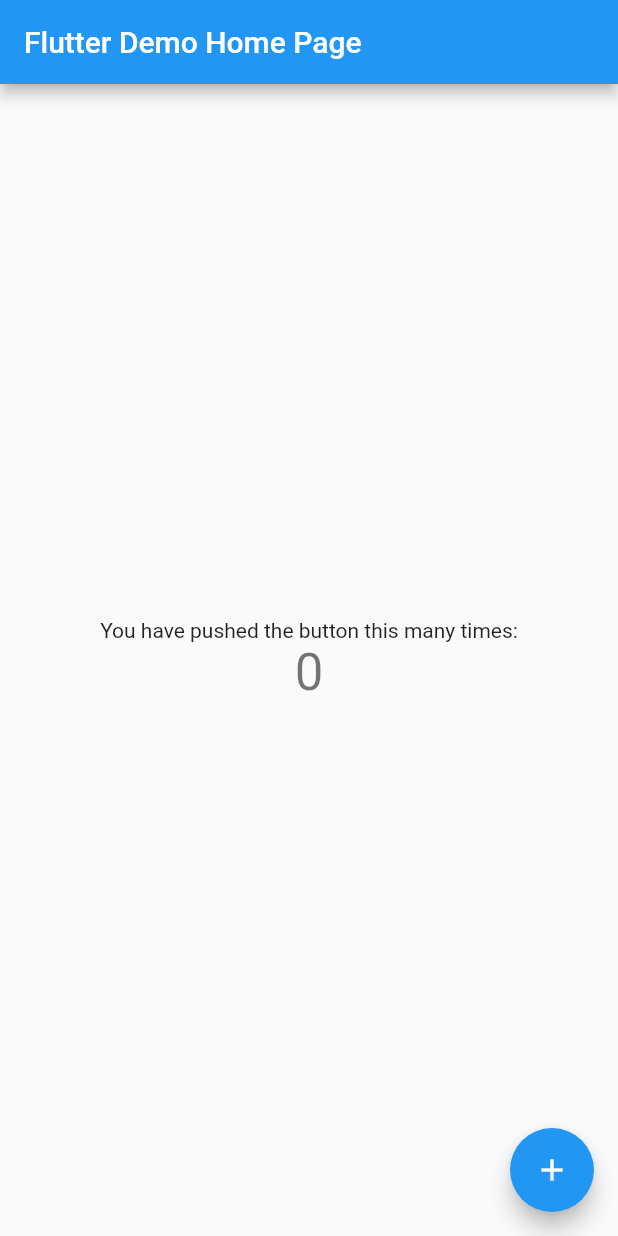
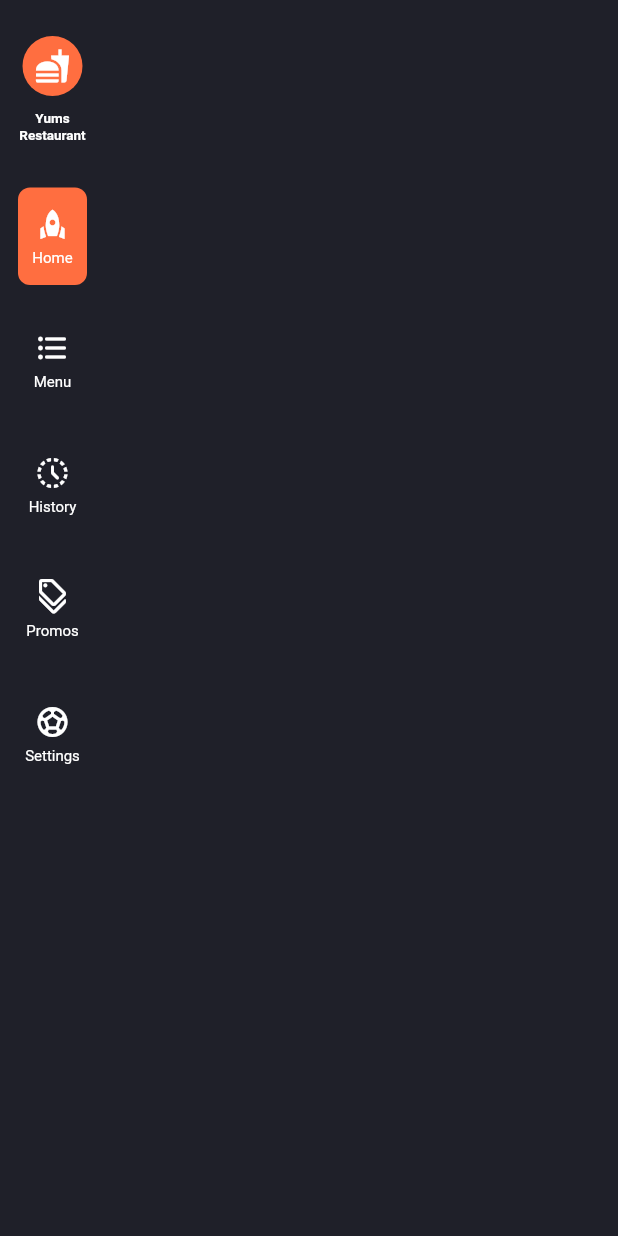
Before and after one commit to M-Farjad/POS-DBMS, a Flutter app: the screen it shows after launch, on a phone screen of 412 x 824 dp. Run offline on Flutter 3.47's test engine with Material 2 defaults, Android fonts, the phone set to English and light mode, and no system bars.

Commit message:
side menu

```diff
--- a/lib/main.dart
+++ b/lib/main.dart
@@ -7,109 +7,139 @@
 class MyApp extends StatelessWidget {
   const MyApp({super.key});
 
-  // This widget is the root of your application.
   @override
   Widget build(BuildContext context) {
     return MaterialApp(
-      title: 'Flutter Demo',
-      theme: ThemeData(
-        // This is the theme of your application.
-        //
-        // Try running your application with "flutter run". You'll see the
-        // application has a blue toolbar. Then, without quitting the app, try
-        // changing the primarySwatch below to Colors.green and then invoke
-        // "hot reload" (press "r" in the console where you ran "flutter run",
-        // or simply save your changes to "hot reload" in a Flutter IDE).
-        // Notice that the counter didn't reset back to zero; the application
-        // is not restarted.
-        primarySwatch: Colors.blue,
+        debugShowCheckedModeBanner: false,
+        title: 'Yums',
+        theme: ThemeData(
+          primarySwatch: Colors.blue,
+        ),
+        home: const MainPage());
+  }
+}
+
+class MainPage extends StatefulWidget {
+  const MainPage({super.key});
+
+  @override
+  State<MainPage> createState() => _MainPageState();
+}
+
+class _MainPageState extends State<MainPage> {
+  String pageActive = 'Home';
+  @override
+  Widget build(BuildContext context) {
+    return Scaffold(
+      backgroundColor: const Color(0xff1f2029),
+      body: Row(
+        children: [
+          Container(
+            width: 70,
+            padding: const EdgeInsets.only(
+              top: 24,
+              right: 12,
+              left: 12,
+            ),
+            height: MediaQuery.of(context).size.height,
+            child: _sideMenu(),
+          )
+        ],
       ),
-      home: const MyHomePage(title: 'Flutter Demo Home Page'),
+    );
+  }
+
+  Widget _sideMenu() {
+    return Column(
+      children: [
+        _logo(),
+        const SizedBox(
+          height: 20,
+        ),
+        Expanded(
+          child: ListView(
+            children: [
+              _iconMenu(icon: Icons.rocket_sharp, menu: 'Home'),
+              _iconMenu(icon: Icons.format_list_bulleted_rounded, menu: 'Menu'),
+              _iconMenu(
+                  icon: Icons.history_toggle_off_rounded, menu: 'History'),
+              _iconMenu(icon: Icons.discount_outlined, menu: 'Promos'),
+              _iconMenu(icon: Icons.sports_soccer_outlined, menu: 'Settings'),
+            ],
+          ),
+        )
+      ],
+    );
+  }
+
+  Widget _logo() {
+    return Column(
+      children: [
+        Container(
+          decoration: BoxDecoration(
+              color: Colors.deepOrangeAccent,
+              borderRadius: BorderRadius.circular(20)),
+          padding: const EdgeInsets.all(8),
+          child: const Icon(
+            Icons.fastfood,
+            color: Colors.white,
+            size: 24,
+          ),
+        ),
+        const SizedBox(
+          height: 10,
+        ),
+        const Text(
+          'Yums Restaurant',
+          textAlign: TextAlign.center,
+          style: TextStyle(
+            color: Colors.white,
+            fontSize: 9,
+            fontWeight: FontWeight.bold,
+          ),
+        ),
+      ],
+    );
+  }
+
+  Widget _iconMenu({
+    required String menu,
+    required IconData icon,
+  }) {
+    return Padding(
+      padding: const EdgeInsets.symmetric(vertical: 9),
+      child: GestureDetector(
+        onTap: () {},
+        child: MouseRegion(
+          cursor: SystemMouseCursors.click,
+          child: AnimatedContainer(
+            padding: const EdgeInsets.symmetric(vertical: 12),
+            decoration: BoxDecoration(
+              borderRadius: BorderRadius.circular(8),
+              color: pageActive == menu
+                  ? Colors.deepOrangeAccent
+                  : Colors.transparent,
+            ),
+            duration: const Duration(milliseconds: 300),
+            curve: Curves.slowMiddle,
+            child: Column(
+              children: [
+                Icon(
+                  icon,
+                  color: Colors.white,
+                ),
+                const SizedBox(
+                  height: 5,
+                ),
+                Text(
+                  menu,
+                  style: const TextStyle(color: Colors.white, fontSize: 10),
+                )
+              ],
+            ),
+          ),
+        ),
+      ),
     );
   }
 }
-
-class MyHomePage extends StatefulWidget {
-  const MyHomePage({super.key, required this.title});
-
-  // This widget is the home page of your application. It is stateful, meaning
-  // that it has a State object (defined below) that contains fields that affect
-  // how it looks.
-
-  // This class is the configuration for the state. It holds the values (in this
-  // case the title) provided by the parent (in this case the App widget) and
-  // used by the build method of the State. Fields in a Widget subclass are
-  // always marked "final".
-
-  final String title;
-
-  @override
-  State<MyHomePage> createState() => _MyHomePageState();
-}
-
-class _MyHomePageState extends State<MyHomePage> {
-  int _counter = 0;
-
-  void _incrementCounter() {
-    setState(() {
-      // This call to setState tells the Flutter framework that something has
-      // changed in this State, which causes it to rerun the build method below
-      // so that the display can reflect the updated values. If we changed
-      // _counter without calling setState(), then the build method would not be
-      // called again, and so nothing would appear to happen.
-      _counter++;
-    });
-  }
-
-  @override
-  Widget build(BuildContext context) {
-    // This method is rerun every time setState is called, for instance as done
-    // by the _incrementCounter method above.
-    //
-    // The Flutter framework has been optimized to make rerunning build methods
-    // fast, so that you can just rebuild anything that needs updating rather
-    // than having to individually change instances of widgets.
-    return Scaffold(
-      appBar: AppBar(
-        // Here we take the value from the MyHomePage object that was created by
-        // the App.build method, and use it to set our appbar title.
-        title: Text(widget.title),
-      ),
-      body: Center(
-        // Center is a layout widget. It takes a single child and positions it
-        // in the middle of the parent.
-        child: Column(
-          // Column is also a layout widget. It takes a list of children and
-          // arranges them vertically. By default, it sizes itself to fit its
-          // children horizontally, and tries to be as tall as its parent.
-          //
-          // Invoke "debug painting" (press "p" in the console, choose the
-          // "Toggle Debug Paint" action from the Flutter Inspector in Android
-          // Studio, or the "Toggle Debug Paint" command in Visual Studio Code)
-          // to see the wireframe for each widget.
-          //
-          // Column has various properties to control how it sizes itself and
-          // how it positions its children. Here we use mainAxisAlignment to
-          // center the children vertically; the main axis here is the vertical
-          // axis because Columns are vertical (the cross axis would be
-          // horizontal).
-          mainAxisAlignment: MainAxisAlignment.center,
-          children: <Widget>[
-            const Text(
-              'You have pushed the button this many times:',
-            ),
-            Text(
-              '$_counter',
-              style: Theme.of(context).textTheme.headlineMedium,
-            ),
-          ],
-        ),
-      ),
-      floatingActionButton: FloatingActionButton(
-        onPressed: _incrementCounter,
-        tooltip: 'Increment',
-        child: const Icon(Icons.add),
-      ), // This trailing comma makes auto-formatting nicer for build methods.
-    );
-  }
-}
```
